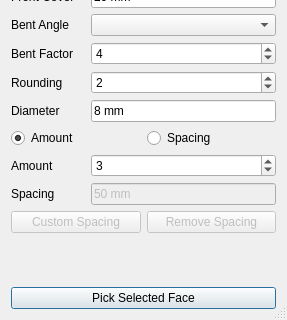
Qt form Stirrup.ui (amrit3701/FreeCAD-Reinforcement) before a commit; both pictures show x 0 to 287 and y 234 to 554 of the 287 by 554 pixel window.
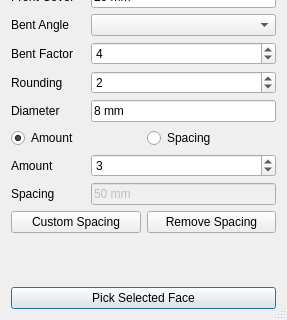
The same form after that commit. Custom widgets are drawn as their Qt base class.

```diff
--- a/Stirrup.ui
+++ b/Stirrup.ui
@@ -268,7 +268,7 @@
      <item>
       <widget class="QPushButton" name="customSpacing">
        <property name="enabled">
-        <bool>false</bool>
+        <bool>true</bool>
        </property>
        <property name="text">
         <string>Custom Spacing</string>
@@ -278,7 +278,7 @@
      <item>
       <widget class="QPushButton" name="removeCustomSpacing">
        <property name="enabled">
-        <bool>false</bool>
+        <bool>true</bool>
        </property>
        <property name="text">
         <string>Remove Spacing</string>
```
